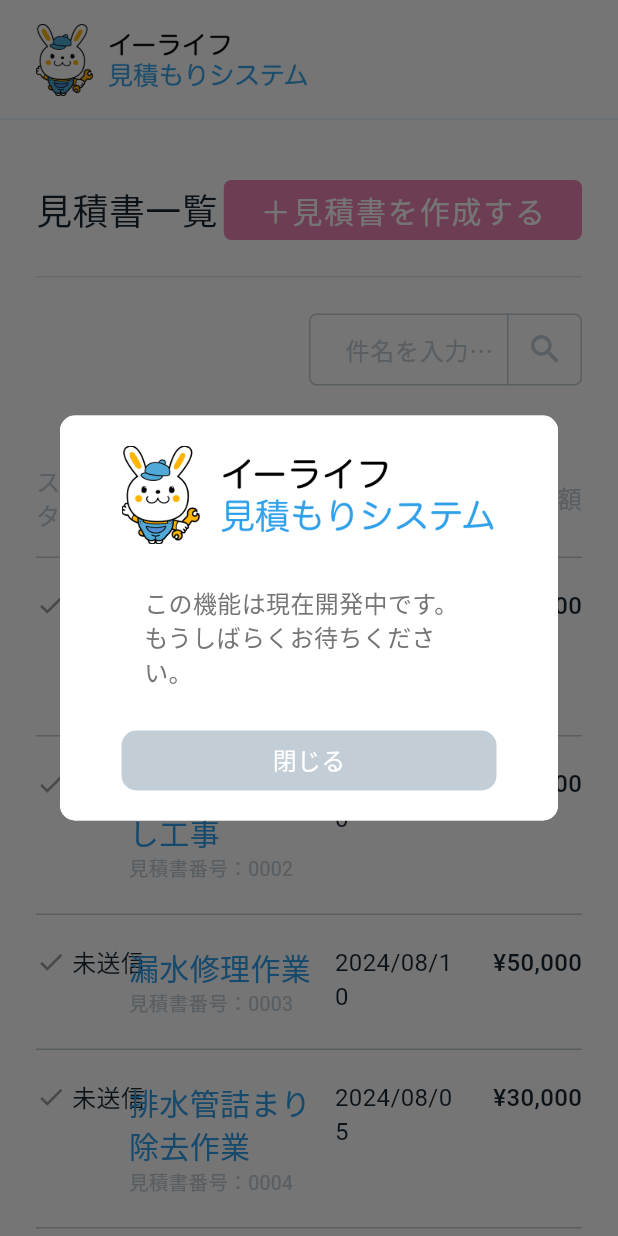
After one commit to kokonachan/e-life-system.dart, a Flutter app: the screen it shows after launch, after a tap on "未送信", on a phone screen of 412 x 824 dp. The commit adds this screen. Run offline on Flutter 3.47's test engine with Material 3 defaults, Android fonts, the light colour scheme and no system bars; drawn by our look-alikes of flutter_animate; our stand-ins replace firebase_core, firebase_storage, flutter_hooks, hooks_riverpod, lottie, pdf and 1 more; missing offline and left inert: dart:html; accounts and stored records are empty; generated files the repository leaves out were written again; Roboto replaces fonts that are missing (Zen_Kaku_Gothic_Antique); statements that could not run were skipped.

Commit message:
開発中のダイアログ出す

```diff
--- a/lib/feature/estimate_list/component/estimate_tile.dart
+++ b/lib/feature/estimate_list/component/estimate_tile.dart
@@ -1,6 +1,7 @@
 import 'package:e_life_system/config/utils/color/color_style.dart';
 import 'package:e_life_system/config/utils/margin/width_margin.dart';
 import 'package:e_life_system/feature/estimate_list/data/estimate_data.dart';
+import 'package:e_life_system/function/close_only_dialog.dart';
 import 'package:flutter/material.dart';
 
 class EstimateTile extends StatelessWidget {
@@ -14,7 +15,11 @@ class EstimateTile extends StatelessWidget {
   @override
   Widget build(BuildContext context) {
     final Size size = MediaQuery.of(context).size;
-    return Column(
+    return InkWell(
+      onTap: () {
+        showCloseOnlyDialog(context);
+      },
+      child: Column(
         children: [
           Padding(
             padding: const EdgeInsets.symmetric(vertical: 20.0),
@@ -95,6 +100,7 @@ class EstimateTile extends StatelessWidget {
             height: 1,
           ),
         ],
+      ),
     );
   }
 }
--- /dev/null
+++ b/lib/function/close_only_dialog.dart
@@ -0,0 +1,98 @@
+import 'package:e_life_system/config/utils/color/color_style.dart';
+import 'package:e_life_system/config/utils/margin/height_margin.dart';
+import 'package:flutter/material.dart';
+import 'package:flutter_animate/flutter_animate.dart';
+
+//閉じるだけのダイアログ
+void showCloseOnlyDialog(context) {
+  showDialog(
+    context: context,
+    builder: (context) {
+      return const CloseOnlyDialog();
+    },
+  );
+}
+
+class CloseOnlyDialog extends StatelessWidget {
+  const CloseOnlyDialog({
+    super.key,
+  });
+
+  @override
+  Widget build(BuildContext context) {
+    return Dialog(
+      shape: RoundedRectangleBorder(
+        borderRadius: BorderRadius.circular(10.0),
+      ),
+      child: Container(
+        width: 450,
+        height: 270,
+        decoration: BoxDecoration(
+          color: Colors.white,
+          borderRadius: BorderRadius.circular(10),
+        ),
+        child: Padding(
+          padding: const EdgeInsets.symmetric(
+            horizontal: 40.0,
+            vertical: 20.0,
+          ),
+          child: Column(
+            mainAxisAlignment: MainAxisAlignment.spaceBetween,
+            children: [
+              SizedBox(
+                width: 250,
+                child: Image.asset(
+                  'assets/images/e-life-logo.png',
+                ),
+              ),
+              HeightMargin.normal,
+              Padding(
+                padding: const EdgeInsets.symmetric(
+                  vertical: 8.0,
+                  horizontal: 16.0,
+                ),
+                child: Text(
+                  'この機能は現在開発中です。\nもうしばらくお待ちください。',
+                  style: TextStyle(
+                    color: Colors.grey.shade600,
+                    fontSize: 16,
+                  ),
+                ),
+              ),
+              HeightMargin.normal,
+              Container(
+                width: 250,
+                height: 40,
+                decoration: const BoxDecoration(
+                  borderRadius: BorderRadius.all(
+                    Radius.circular(10),
+                  ),
+                ),
+                child: ElevatedButton(
+                  onPressed: () {
+                    Navigator.of(context).pop();
+                  },
+                  style: ElevatedButton.styleFrom(
+                    elevation: 0,
+                    foregroundColor: ColorStyle.white,
+                    backgroundColor: ColorStyle.mainGrey,
+                    shape: RoundedRectangleBorder(
+                      borderRadius: BorderRadius.circular(10),
+                    ),
+                  ),
+                  child: const Text(
+                    '閉じる',
+                    style: TextStyle(
+                      fontSize: 16,
+                      fontWeight: FontWeight.w500,
+                    ),
+                  ),
+                ),
+              ),
+            ],
+          ),
+        ),
+      ),
+    ).animate().fadeIn(duration: 200.ms, delay: 200.ms);
+  }
+}
--- a/pubspec.yaml
+++ b/pubspec.yaml
@@ -30,6 +30,7 @@ dependencies:
     sdk: flutter
   url_launcher: ^6.3.0
   lottie: ^3.1.2
+  flutter_animate: ^4.5.0
 
 dev_dependencies:
   flutter_test:
```
Also changed, not shown: lib/function/coming_soon_dialog.dart (deleted), pubspec.lock, 1 other file. Lines whose indentation alone changed are shown as unchanged.
